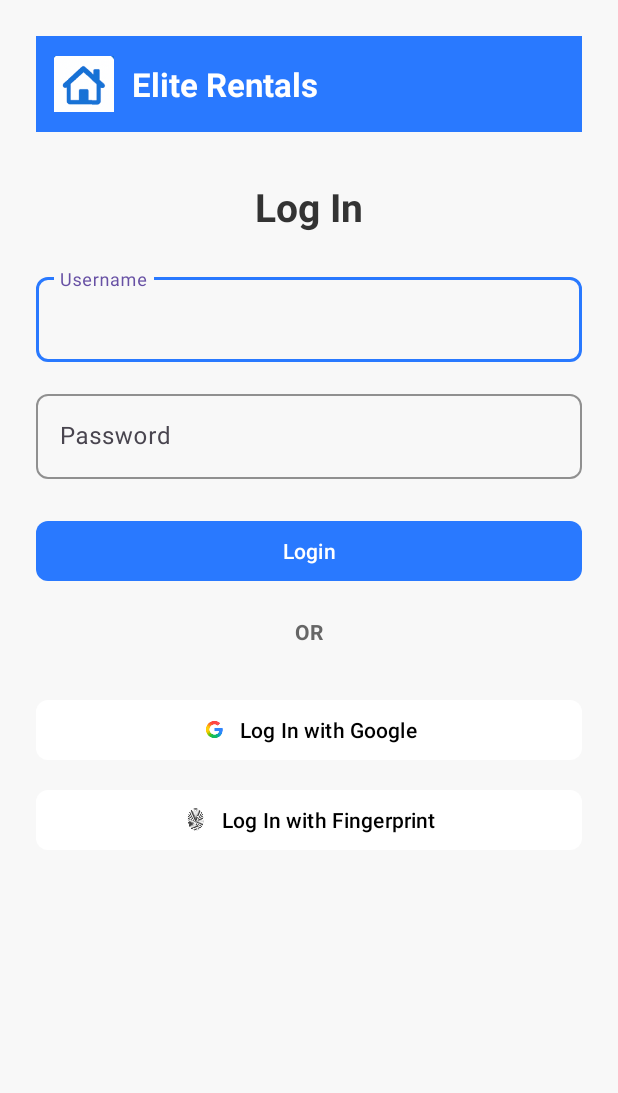
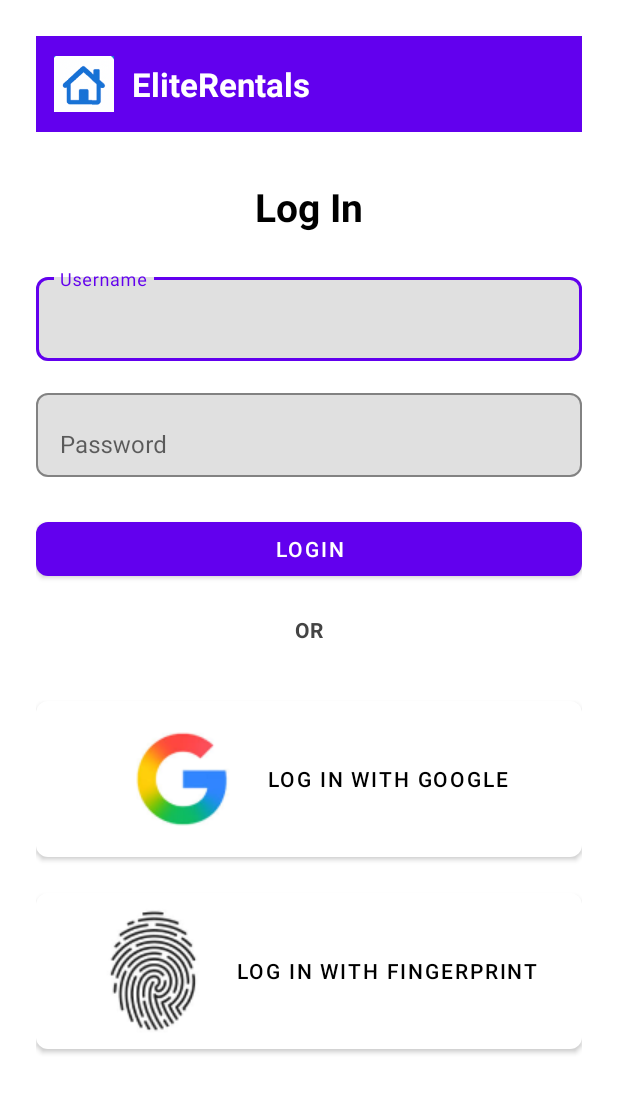
Before and after one commit to Dashayin-Naicker/Elite-Rentals-Mobile-App, an Android app: the screen it shows after launch (LoginActivity), on a phone screen of 412 x 824 dp. Shown: the top 1093 px of the screen. Run offline under Robolectric (Android 15) with nearby library versions, the phone set to English and light mode, and no system bars.

Commit message:
updated language/theme-GIA

```diff
--- a/app/src/main/java/com/rentals/eliterentals/BaseActivity.kt
+++ b/app/src/main/java/com/rentals/eliterentals/BaseActivity.kt
@@ -1,12 +1,10 @@
 package com.rentals.eliterentals
 
 import android.content.Context
-import android.content.SharedPreferences
 import android.content.res.Configuration
 import android.os.Bundle
-import android.preference.PreferenceManager
 import androidx.appcompat.app.AppCompatActivity
-import java.util.Locale
+import java.util.*
 
 open class BaseActivity : AppCompatActivity() {
 
@@ -31,9 +29,7 @@
 
     private fun applySavedTheme() {
         val prefs = getSharedPreferences("app", Context.MODE_PRIVATE)
-        val savedTheme = prefs.getString("theme", "light") ?: "light"
-
-        when (savedTheme) {
+        when (prefs.getString("theme", "light")) {
             "light" -> setTheme(R.style.Theme_EliteRentals_Light)
             "dark" -> setTheme(R.style.Theme_EliteRentals_Dark)
             "high_contrast" -> setTheme(R.style.Theme_EliteRentals_HighContrast)
--- a/app/src/main/res/layout/activity_announcements.xml
+++ b/app/src/main/res/layout/activity_announcements.xml
@@ -4,7 +4,7 @@
     android:layout_width="match_parent"
     android:layout_height="match_parent"
     android:padding="12dp"
-    android:background="@android:color/background_light"
+    android:background="?android:colorBackground"
     android:contentDescription="@string/announcements_screen_desc">
 
     <androidx.recyclerview.widget.RecyclerView
@@ -14,5 +14,6 @@
         android:clipToPadding="false"
         android:paddingBottom="12dp"
         android:paddingTop="12dp"
-        android:contentDescription="@string/announcements_list_desc" />
+        android:contentDescription="@string/announcements_list_desc"
+        android:scrollbars="vertical" />
 </LinearLayout>
--- a/app/src/main/res/layout/activity_login.xml
+++ b/app/src/main/res/layout/activity_login.xml
@@ -5,7 +5,7 @@
     android:id="@+id/login"
     android:layout_width="match_parent"
     android:layout_height="match_parent"
-    android:background="#F8F8F8"
+    android:background="?android:colorBackground"
     tools:context=".LoginActivity">
 
     <LinearLayout
@@ -22,7 +22,7 @@
             android:orientation="horizontal"
             android:gravity="center_vertical"
             android:padding="12dp"
-            android:background="#2979FF"
+            android:background="?attr/colorPrimary"
             android:layout_marginBottom="32dp">
 
             <ImageView
@@ -33,8 +33,8 @@
             <TextView
                 android:layout_width="wrap_content"
                 android:layout_height="wrap_content"
-                android:text="Elite Rentals"
-                android:textColor="@android:color/white"
+                android:text="@string/app_name"
+                android:textColor="?android:textColorPrimaryInverse"
                 android:textSize="22sp"
                 android:textStyle="bold"
                 android:layout_marginStart="12dp" />
@@ -44,10 +44,10 @@
         <TextView
             android:layout_width="wrap_content"
             android:layout_height="wrap_content"
-            android:text="Log In"
+            android:text="@string/login_title"
             android:textSize="26sp"
             android:textStyle="bold"
-            android:textColor="#333333"
+            android:textColor="?android:textColorPrimary"
             android:layout_marginBottom="24dp" />
 
         <!-- Username -->
@@ -56,7 +56,7 @@
             android:layout_height="wrap_content"
             android:layout_marginBottom="16dp"
             app:boxBackgroundMode="outline"
-            app:boxStrokeColor="#2979FF"
+            app:boxStrokeColor="?attr/colorPrimary"
             app:boxCornerRadiusTopStart="8dp"
             app:boxCornerRadiusTopEnd="8dp"
             app:boxCornerRadiusBottomStart="8dp"
@@ -66,8 +66,9 @@
                 android:id="@+id/etUsername"
                 android:layout_width="match_parent"
                 android:layout_height="wrap_content"
-                android:hint="Username"
-                android:inputType="textEmailAddress" />
+                android:hint="@string/hint_username"
+                android:inputType="textEmailAddress"
+                android:textColor="?android:textColorPrimary" />
         </com.google.android.material.textfield.TextInputLayout>
 
         <!-- Password -->
@@ -75,7 +76,7 @@
             android:layout_width="match_parent"
             android:layout_height="wrap_content"
             app:boxBackgroundMode="outline"
-            app:boxStrokeColor="#2979FF"
+            app:boxStrokeColor="?attr/colorPrimary"
             app:boxCornerRadiusTopStart="8dp"
             app:boxCornerRadiusTopEnd="8dp"
             app:boxCornerRadiusBottomStart="8dp"
@@ -85,8 +86,9 @@
                 android:id="@+id/etPassword"
                 android:layout_width="match_parent"
                 android:layout_height="wrap_content"
-                android:hint="Password"
-                android:inputType="textPassword" />
+                android:hint="@string/hint_password"
+                android:inputType="textPassword"
+                android:textColor="?android:textColorPrimary" />
         </com.google.android.material.textfield.TextInputLayout>
 
         <!-- Login Button -->
@@ -94,19 +96,19 @@
             android:id="@+id/btnLogin"
             android:layout_width="match_parent"
             android:layout_height="wrap_content"
-            android:text="Login"
-            android:textColor="@android:color/white"
+            android:text="@string/btn_login"
+            android:textColor="?android:textColorPrimaryInverse"
             android:layout_marginTop="24dp"
-            app:backgroundTint="#2979FF"
+            app:backgroundTint="?attr/colorPrimary"
             app:cornerRadius="8dp" />
 
         <!-- Divider -->
         <TextView
             android:layout_width="wrap_content"
             android:layout_height="wrap_content"
-            android:text="OR"
+            android:text="@string/divider_or"
             android:textStyle="bold"
-            android:textColor="#666666"
+            android:textColor="?android:textColorSecondary"
             android:layout_marginTop="20dp"
             android:layout_marginBottom="20dp" />
 
@@ -115,14 +117,14 @@
             android:id="@+id/btnGoogle"
             android:layout_width="match_parent"
             android:layout_height="wrap_content"
-            android:text="Log In with Google"
-            android:textColor="#000000"
+            android:text="@string/btn_google_login"
+            android:textColor="?android:textColorPrimary"
             android:layout_marginTop="12dp"
             app:icon="@drawable/google"
             app:iconGravity="textStart"
             app:iconPadding="8dp"
             app:iconTint="@null"
-            app:backgroundTint="@android:color/white"
+            app:backgroundTint="?attr/colorSurface"
             app:cornerRadius="8dp" />
 
         <!-- Fingerprint Login -->
@@ -130,14 +132,14 @@
             android:id="@+id/btnFingerprint"
             android:layout_width="match_parent"
             android:layout_height="wrap_content"
-            android:text="Log In with Fingerprint"
-            android:textColor="#000000"
+            android:text="@string/btn_fingerprint_login"
+            android:textColor="?android:textColorPrimary"
             android:layout_marginTop="12dp"
             app:icon="@drawable/fingerprint"
             app:iconGravity="textStart"
             app:iconPadding="8dp"
             app:iconTint="@null"
-            app:backgroundTint="@android:color/white"
+            app:backgroundTint="?attr/colorSurface"
             app:cornerRadius="8dp" />
 
     </LinearLayout>
--- a/app/src/main/res/values/strings.xml
+++ b/app/src/main/res/values/strings.xml
@@ -127,6 +127,37 @@
     <string name="applying_theme">Applying theme...</string>
     <string name="biometric_description">Use fingerprint or face recognition to login</string>
     <string name="select_theme">Select Theme</string>
+    <string name="biometric_error">Auth error: %1$s</string>
+    <string name="biometric_failed">Authentication failed</string>
+    <string name="welcome_user">Welcome %1$s</string>
+    <string name="unknown_role">Unknown role: %1$s</string>
+    <string name="login_missing_fields">Please enter both username and password</string>
+    <string name="login_empty_response">Empty response from server</string>
+    <string name="login_invalid_credentials">Invalid credentials</string>
+    <string name="error_network_with_message">Network error: %1$s</string>
+    <string name="login_no_id_token">No ID Token received</string>
+    <string name="login_sso_failed">SSO Login failed</string>
+    <string name="biometric_success">Biometric login successful</string>
+    <string name="login_title">Log In</string>
+    <string name="hint_username">Username</string>
+    <string name="hint_password">Password</string>
+    <string name="btn_login">Login</string>
+    <string name="divider_or">OR</string>
+    <string name="btn_google_login">Log In with Google</string>
+    <string name="btn_fingerprint_login">Log In with Fingerprint</string>
+    <string name="biometric_title">Biometric Login</string>
+    <string name="biometric_subtitle">Use fingerprint or face to login</string>
+    <string name="cancel">Cancel</string>
+    <string name="settings_fill_fields">Please fill both fields</string>
+    <string name="settings_password_updated">Password updated</string>
+    <string name="settings_error_with_message">Error: %1$s</string>
+    <string name="theme_applying">Applying theme...</string>
+    <string name="language_en">English</string>
+    <string name="language_zu">Zulu</string>
+    <string name="settings_logout_success">You have been logged out</string>
+
+
+
 
 
 
```
Also changed, not shown: app/src/main/java/com/rentals/eliterentals/LoginActivity.kt (+65 -26 lines), app/src/main/java/com/rentals/eliterentals/SettingsActivity.kt (+23 -48 lines), 1 other file.
